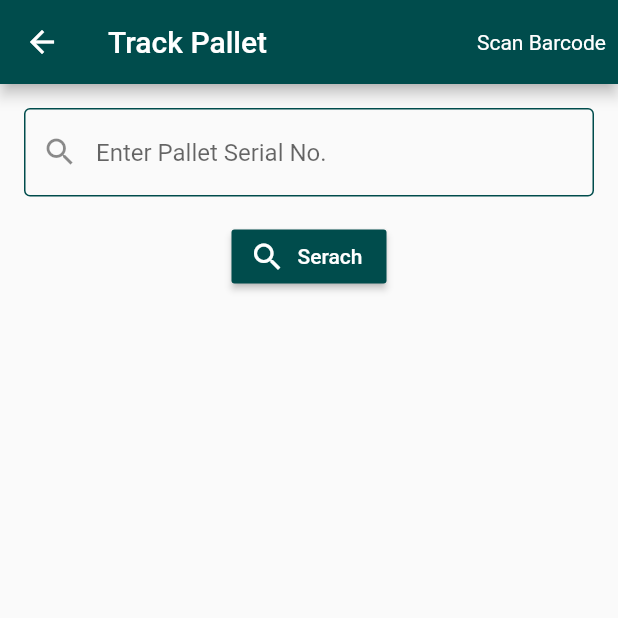
After one commit to usmanali353/Sales-Management, a Flutter app: the TrackPalletPage screen opened directly, after a tap on "Scan Barcode", on a phone screen of 412 x 824 dp, the top half of it. The commit adds this screen. Run offline on Flutter 3.47's test engine with Material 2 defaults, Android fonts, the phone set to English and light mode, and no system bars; drawn by our look-alikes of flutter_form_builder; our stand-ins replace badges, data_connection_checker, flushbar, flutter_animation_progress_bar, flutter_slidable, font_awesome_flutter and 7 more; missing offline and left inert: barcode_scan, day_night_switch, need_resume, syncfusion_flutter_barcodes; accounts and stored records are empty; project files that could hold a hidden picture were left out.

Commit message:
Fixed Pallet Info Layout

```diff
--- a/lib/Network_Operations.dart
+++ b/lib/Network_Operations.dart
@@ -82,6 +82,8 @@ class Network_Operations {
     }catch(e){
       pd.hide();
       Utils.showError(context,e.toString());
+    }finally{
+      pd.hide();
     }
     return null;
   }
--- a/lib/Sales_Services/Deliveries/PalletDetails.dart
+++ b/lib/Sales_Services/Deliveries/PalletDetails.dart
@@ -41,9 +41,6 @@ class _PalletDetailsState extends State<PalletDetails> {
                     title: Text("Shade"),
                     trailing: Text(widget.items.shadeField!=null?widget.items.shadeField:''),
                   ),
-
-
-
                   Divider(),
                   ListTile(
                     title: Text("Warehouse Location"),
@@ -55,11 +52,10 @@ class _PalletDetailsState extends State<PalletDetails> {
                     trailing: Text(widget.items.salesQtyField!=null?widget.items.salesQtyField.toString():''),
                   ),
                   Divider(),
-
                 ],
               ),
             ),
-          )
+          ),
         ],
       ),
     );
--- /dev/null
+++ b/lib/Sales_Services/Deliveries/TrackPalletPage.dart
@@ -0,0 +1,126 @@
+
+import 'package:flutter/material.dart';
+import 'package:flutter_form_builder/flutter_form_builder.dart';
+import 'package:salesmanagement/Model/DeliveryItems.dart';
+import 'package:salesmanagement/Network_Operations.dart';
+
+import '../../Utils.dart';
+class TrackPalletPage extends StatefulWidget {
+  @override
+  _TrackPalletPageState createState() => _TrackPalletPageState();
+}
+
+class _TrackPalletPageState extends State<TrackPalletPage> {
+  TextEditingController serialNo;
+  DeliveryItems palletInfo;
+  bool isVisible=false;
+  GlobalKey<FormBuilderState> _fBKey=GlobalKey();
+  @override
+  void initState() {
+    serialNo=TextEditingController();
+    super.initState();
+  }
+  @override
+  Widget build(BuildContext context) {
+    return Scaffold(
+      appBar: AppBar(
+        title: Text("Track Pallet"),
+        actions: [
+          InkWell(
+            onTap: (){
+              Utils.scanPalletSerialNo(context);
+            },
+            child: Padding(
+              padding: const EdgeInsets.all(8.0),
+              child: Center(
+                child: Text("Scan Barcode"),
+              ),
+            ),
+          )
+        ],
+      ),
+      body: ListView(
+        children: [
+           Padding(
+             padding: const EdgeInsets.all(16.0),
+             child: FormBuilder(
+               key: _fBKey,
+               child: FormBuilderTextField(
+                 attribute: "Serial No.",
+                 controller: serialNo,
+                 validators: [FormBuilderValidators.required()],
+                 decoration: InputDecoration(
+                   hintText: "Enter Pallet Serial No.",
+                   prefixIcon: Icon(Icons.search),
+                   enabledBorder: OutlineInputBorder(
+                     borderSide: BorderSide(color: Color(0xFF004c4c), width: 1),
+                   ),
+                   focusedBorder:  OutlineInputBorder(
+                     borderSide: BorderSide(color: Color(0xFF004c4c), width: 1),
+                   ),
+                 ),
+               ),
+             ),
+           ),
+            Center(child: RaisedButton.icon(color: Color(0xFF004c4c),onPressed: (){
+              if(_fBKey.currentState.validate()){
+                Network_Operations.getPalletInfo(context,serialNo.text).then((value){
+                  setState(() {
+                    if(value!=null){
+                      this.isVisible=true;
+                      this.palletInfo=value;
+                    }else{
+                      isVisible=false;
+                    }
+                  });
+                });
+              }
+
+            }, icon:Icon(Icons.search,color: Colors.white,), label:Text("Serach",style: TextStyle(color: Colors.white),))),
+          Padding(
+            padding: const EdgeInsets.all(16),
+            child: Visibility(
+              visible: isVisible,
+              child: Card(
+                elevation: 10,
+                shape: RoundedRectangleBorder(
+                  borderRadius: BorderRadius.circular(15.0),
+                ),
+                child: Column(
+                  children: <Widget>[
+                    ListTile(
+                      title: Text("Item Grade"),
+                      trailing: Text(palletInfo!=null&&palletInfo.gradeField!=null?palletInfo.gradeField:''),
+                    ),
+                    Divider(),
+                    ListTile(
+                      title: Text("Item Size"),
+                      trailing: Text(palletInfo!=null&&palletInfo.sizeField!=null?palletInfo.sizeField:''),
+                    ),
+                    Divider(),
+                    ListTile(
+                      title: Text("Shade"),
+                      trailing: Text(palletInfo!=null&&palletInfo.shadeField!=null?palletInfo.shadeField:''),
+                    ),
+                    Divider(),
+                    ListTile(
+                      title: Text("Warehouse Location"),
+                      trailing: Text(palletInfo!=null&&palletInfo.warehouseLocationField!=null?palletInfo.warehouseLocationField:''),
+                    ),
+                    Divider(),
+                    ListTile(
+                      title: Text("Quantity in Pallet"),
+                      trailing: Text(palletInfo!=null&&palletInfo.salesQtyField!=null?palletInfo.salesQtyField.toString():''),
+                    ),
+                    Divider(),
+
+                  ],
+                ),
+              ),
+            ),
+          ),
+        ],
+      ),
+    );
+  }
+}
--- a/lib/Sales_Services/Deliveries/trackDeliveryList.dart
+++ b/lib/Sales_Services/Deliveries/trackDeliveryList.dart
@@ -220,7 +220,12 @@ class _trackDeliveryListState extends State<trackDeliveryList> {
         if(_fbKey.currentState.validate()) {
           Navigator.pop(context);
           Network_Operations.getDeliveryByPickingId(context,pickingId.text).then((delivery){
-             Navigator.push(context,MaterialPageRoute(builder:(context)=>trackDeliveries(delivery)));
+            if(delivery!=null) {
+              Navigator.push(context, MaterialPageRoute(
+                  builder: (context) => trackDeliveries(delivery)));
+            }else{
+              Utils.showError(context,"No Data Found against this picking Id");
+            }
           });
         }
       },
--- a/lib/Utils.dart
+++ b/lib/Utils.dart
@@ -6,6 +6,7 @@ import 'package:flushbar/flushbar.dart';
 import 'package:flutter/material.dart';
 import 'package:flutter/services.dart';
 import 'package:salesmanagement/Network_Operations.dart';
+import 'package:salesmanagement/Sales_Services/Deliveries/PalletDetails.dart';
 import 'package:salesmanagement/Sales_Services/Deliveries/trackDeliveries.dart';
 
 class Utils{
@@ -113,4 +114,43 @@ class Utils{
     }
     return restype;
   }
+  static Future scanPalletSerialNo(BuildContext context) async {
+    ScanResult  barcode;
+    try {
+      barcode = (await BarcodeScanner.scan());
+      barcode = barcode;
+      if(barcode.rawContent!=null){
+        Network_Operations.getPalletInfo(context,barcode.rawContent).then((delivery){
+          Navigator.push(context,MaterialPageRoute(builder:(context)=>PalletDetails(delivery)));
+        });
+      }
+    } on PlatformException catch (e) {
+      if (e.code == BarcodeScanner.cameraAccessDenied) {
+        Flushbar(
+          message: "Camera Access not Granted",
+          backgroundColor: Colors.red,
+          duration: Duration(seconds: 5),
+        ).show(context);
+      } else {
+        Flushbar(
+          message: e.toString(),
+          backgroundColor: Colors.red,
+          duration: Duration(seconds: 5),
+        ).show(context);
+      }
+    } on FormatException{
+      Flushbar(
+        message: "User returned using the back-button before scanning anything",
+        backgroundColor: Colors.red,
+        duration: Duration(seconds: 5),
+      ).show(context);
+    } catch (e) {
+      Flushbar(
+        message: e,
+        backgroundColor: Colors.red,
+        duration: Duration(seconds: 5),
+      ).show(context);
+    }
+    return barcode;
+  }
 }
--- a/lib/main.dart
+++ b/lib/main.dart
@@ -2,6 +2,7 @@ import 'package:flutter/material.dart';
 import 'package:provider/provider.dart';
 import 'package:salesmanagement/LoginScreen/Login.dart';
 import 'package:salesmanagement/Sales_Services/Deliveries/BarcodePage.dart';
+import 'package:salesmanagement/Sales_Services/Deliveries/TrackPalletPage.dart';
 import 'package:salesmanagement/Sales_Services/Deliveries/trackDeliveryList.dart';
 import 'package:salesmanagement/SettingPage.dart';
 import 'package:shared_preferences/shared_preferences.dart';
--- a/lib/new_dashboard.dart
+++ b/lib/new_dashboard.dart
@@ -9,6 +9,7 @@ import 'package:intl/intl.dart';
 import 'package:need_resume/need_resume.dart';
 import 'package:progress_dialog/progress_dialog.dart';
 import 'package:salesmanagement/Sales_Services/Deliveries/PalletDetails.dart';
+import 'package:salesmanagement/Sales_Services/Deliveries/TrackPalletPage.dart';
 import 'package:salesmanagement/Sales_Services/Deliveries/trackDeliveryList.dart';
 import 'package:salesmanagement/Sales_Services/Invoices/InVoicesList.dart';
 import 'package:salesmanagement/Sales_Services/Invoices/InvoicesMainPage.dart';
@@ -95,7 +96,7 @@ class _newdashboard extends ResumableState<newdashboard>{
                     title: Text("Track Pallet"),
                     leading: Icon(FontAwesomeIcons.pallet),
                     onTap: (){
-                     showSearchByPalletIdDialog(context);
+                    Navigator.push(context,MaterialPageRoute(builder: (context)=>TrackPalletPage()));
                     },
                   ),
                   ListTile(
```
